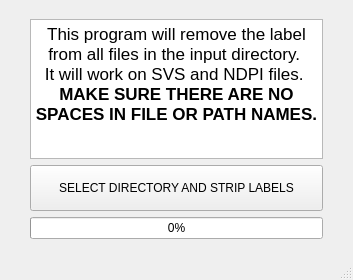
First picture: the form in scripts/MainWindow_layout.ui, repository c-arthurs/labelstrip, before the edit.
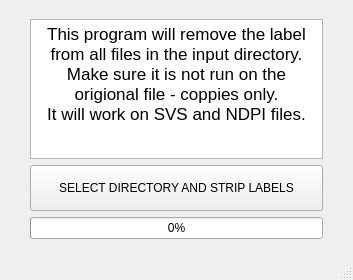
Second picture: the form after the edit.

Commit message: converted origional script to python3 and implemented change

The edit to the form file:
```diff
--- a/scripts/MainWindow_layout.ui
+++ b/scripts/MainWindow_layout.ui
@@ -112,9 +112,9 @@
 &lt;html&gt;&lt;head&gt;&lt;meta name=&quot;qrichtext&quot; content=&quot;1&quot; /&gt;&lt;style type=&quot;text/css&quot;&gt;
 p, li { white-space: pre-wrap; }
 &lt;/style&gt;&lt;/head&gt;&lt;body style=&quot; font-family:'.AppleSystemUIFont'; font-size:13pt; font-weight:400; font-style:normal;&quot;&gt;
-&lt;p align=&quot;center&quot; style=&quot; margin-top:0px; margin-bottom:0px; margin-left:0px; margin-right:0px; -qt-block-indent:0; text-indent:0px;&quot;&gt;This program will remove the label from all files in the input directory. &lt;/p&gt;
-&lt;p align=&quot;center&quot; style=&quot; margin-top:0px; margin-bottom:0px; margin-left:0px; margin-right:0px; -qt-block-indent:0; text-indent:0px;&quot;&gt;It will work on SVS and NDPI files. &lt;/p&gt;
-&lt;p align=&quot;center&quot; style=&quot; margin-top:0px; margin-bottom:0px; margin-left:0px; margin-right:0px; -qt-block-indent:0; text-indent:0px;&quot;&gt;&lt;span style=&quot; font-weight:600;&quot;&gt;MAKE SURE THERE ARE NO SPACES IN FILE OR PATH NAMES. &lt;/span&gt;&lt;/p&gt;&lt;/body&gt;&lt;/html&gt;</string>
+&lt;p align=&quot;center&quot; style=&quot; margin-top:0px; margin-bottom:0px; margin-left:0px; margin-right:0px; -qt-block-indent:0; text-indent:0px;&quot;&gt;This program will remove the label from all files in the input directory.&lt;/p&gt;
+&lt;p align=&quot;center&quot; style=&quot; margin-top:0px; margin-bottom:0px; margin-left:0px; margin-right:0px; -qt-block-indent:0; text-indent:0px;&quot;&gt;Make sure it is not run on the origional file - coppies only.&lt;/p&gt;
+&lt;p align=&quot;center&quot; style=&quot; margin-top:0px; margin-bottom:0px; margin-left:0px; margin-right:0px; -qt-block-indent:0; text-indent:0px;&quot;&gt;It will work on SVS and NDPI files.&lt;/p&gt;&lt;/body&gt;&lt;/html&gt;</string>
       </property>
       <property name="acceptRichText">
        <bool>true</bool>
```
The commit also changes 3 other files.
